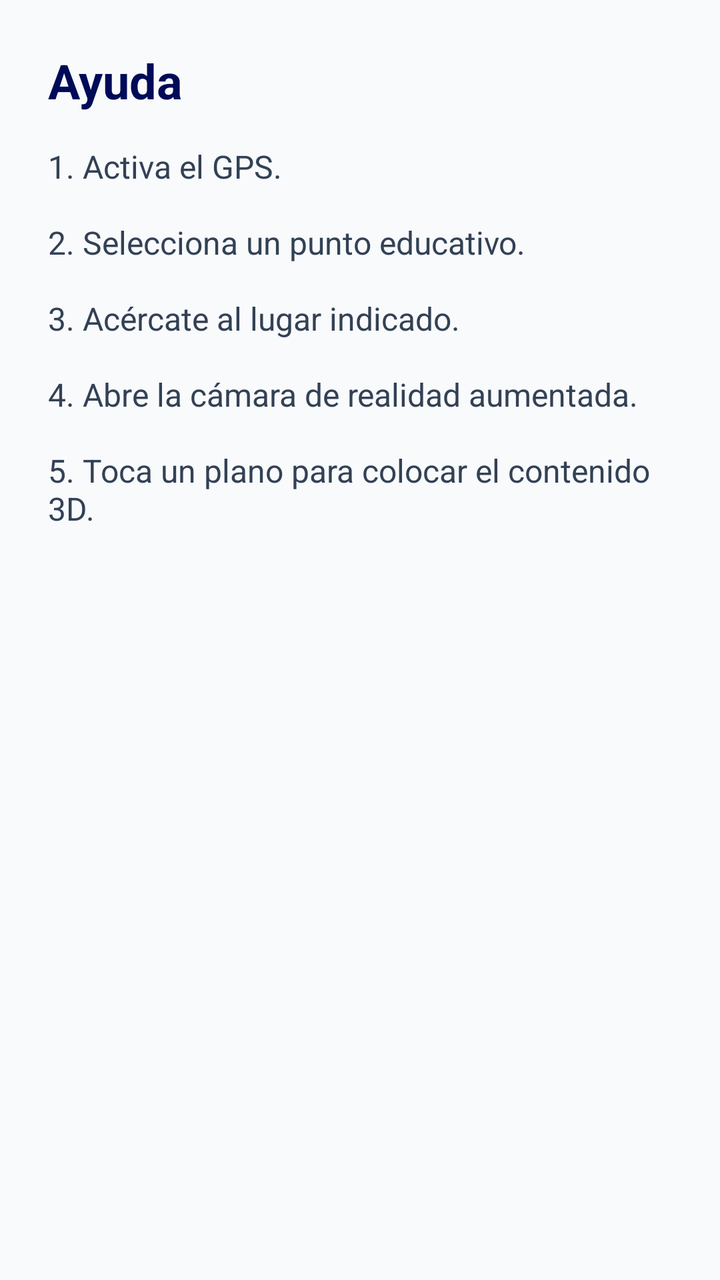
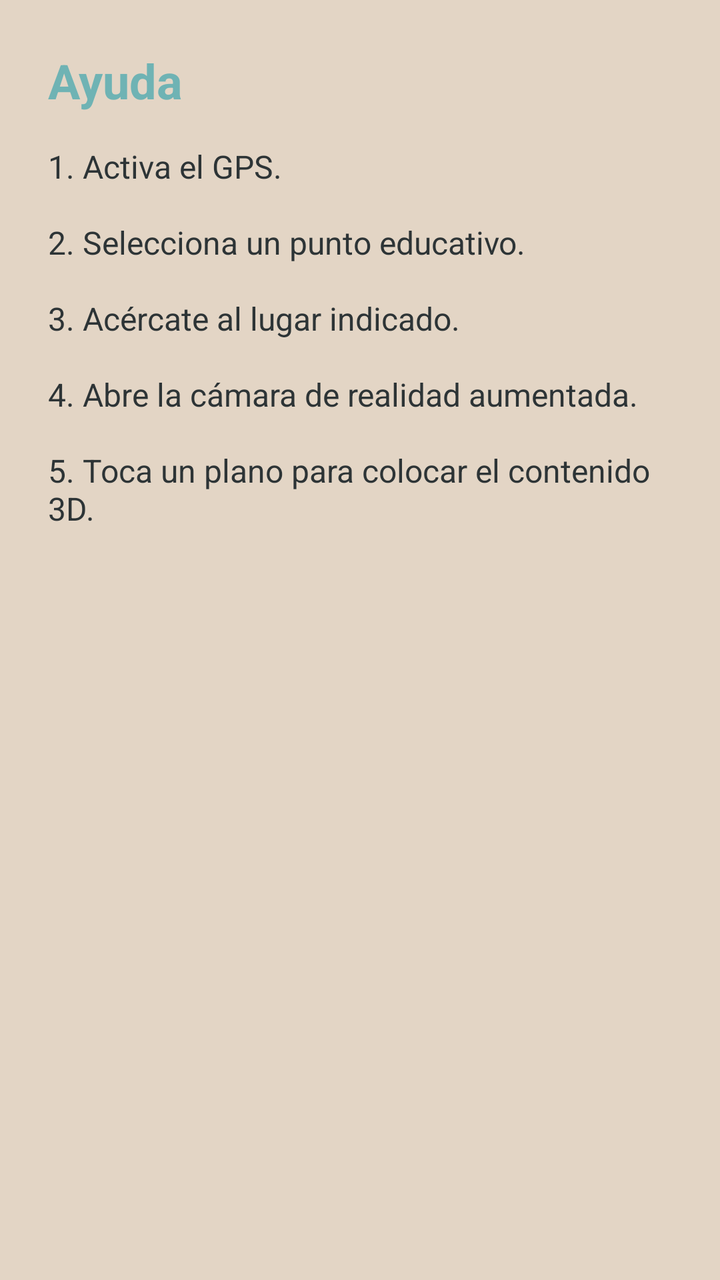

Before-and-after screenshots of an Android layout around one commit, followed by the original layout XML and the change that was made.
<!-- AndroidManifest.xml: application theme Theme.GuiaEducativaAR -->
<!-- res/layout/fragment_ayuda.xml -->
<?xml version="1.0" encoding="utf-8"?>
<ScrollView xmlns:android="http://schemas.android.com/apk/res/android"
    android:layout_width="match_parent"
    android:layout_height="match_parent"
    android:background="#F8FAFC">

    <LinearLayout
        android:layout_width="match_parent"
        android:layout_height="wrap_content"
        android:orientation="vertical"
        android:padding="24dp">

        <TextView
            android:layout_width="match_parent"
            android:layout_height="wrap_content"
            android:text="Ayuda"
            android:textSize="24sp"
            android:textStyle="bold"
            android:textColor="#000B58" />

        <TextView
            android:layout_width="match_parent"
            android:layout_height="wrap_content"
            android:text="1. Activa el GPS.\n\n2. Selecciona un punto educativo.\n\n3. Acércate al lugar indicado.\n\n4. Abre la cámara de realidad aumentada.\n\n5. Toca un plano para colocar el contenido 3D."
            android:textSize="16sp"
            android:textColor="#334155"
            android:layout_marginTop="16dp" />

    </LinearLayout>

</ScrollView>
<!-- resources referenced by this layout -->
<resources>
  <style name="Theme.GuiaEducativaAR" parent="Base.Theme.GuiaEducativaAR" />
  <style name="Base.Theme.GuiaEducativaAR" parent="Theme.Material3.DayNight.NoActionBar">
          
          
      </style>
</resources>

<!-- the commit's change to res/layout/fragment_ayuda.xml (unified diff, before → after) -->
@@ -2,7 +2,7 @@
 <ScrollView xmlns:android="http://schemas.android.com/apk/res/android"
     android:layout_width="match_parent"
     android:layout_height="match_parent"
-    android:background="#F8FAFC">
+    android:background="@color/background_beige">
 
     <LinearLayout
         android:layout_width="match_parent"
@@ -16,14 +16,14 @@
             android:text="Ayuda"
             android:textSize="24sp"
             android:textStyle="bold"
-            android:textColor="#000B58" />
+            android:textColor="@color/primary_teal" />
 
         <TextView
             android:layout_width="match_parent"
             android:layout_height="wrap_content"
             android:text="1. Activa el GPS.\n\n2. Selecciona un punto educativo.\n\n3. Acércate al lugar indicado.\n\n4. Abre la cámara de realidad aumentada.\n\n5. Toca un plano para colocar el contenido 3D."
             android:textSize="16sp"
-            android:textColor="#334155"
+            android:textColor="@color/text_primary"
             android:layout_marginTop="16dp" />
 
     </LinearLayout>
<!-- resource entries referenced after the edit -->
@@ -1,5 +1,8 @@
 <!-- resources referenced by this layout -->
 <resources>
+  <color name="background_beige">#E3D5C5</color>
+  <color name="primary_teal">#6FB3B4</color>
+  <color name="text_primary">#2D3436</color>
   <style name="Theme.GuiaEducativaAR" parent="Base.Theme.GuiaEducativaAR" />
   <style name="Base.Theme.GuiaEducativaAR" parent="Theme.Material3.DayNight.NoActionBar">
           
